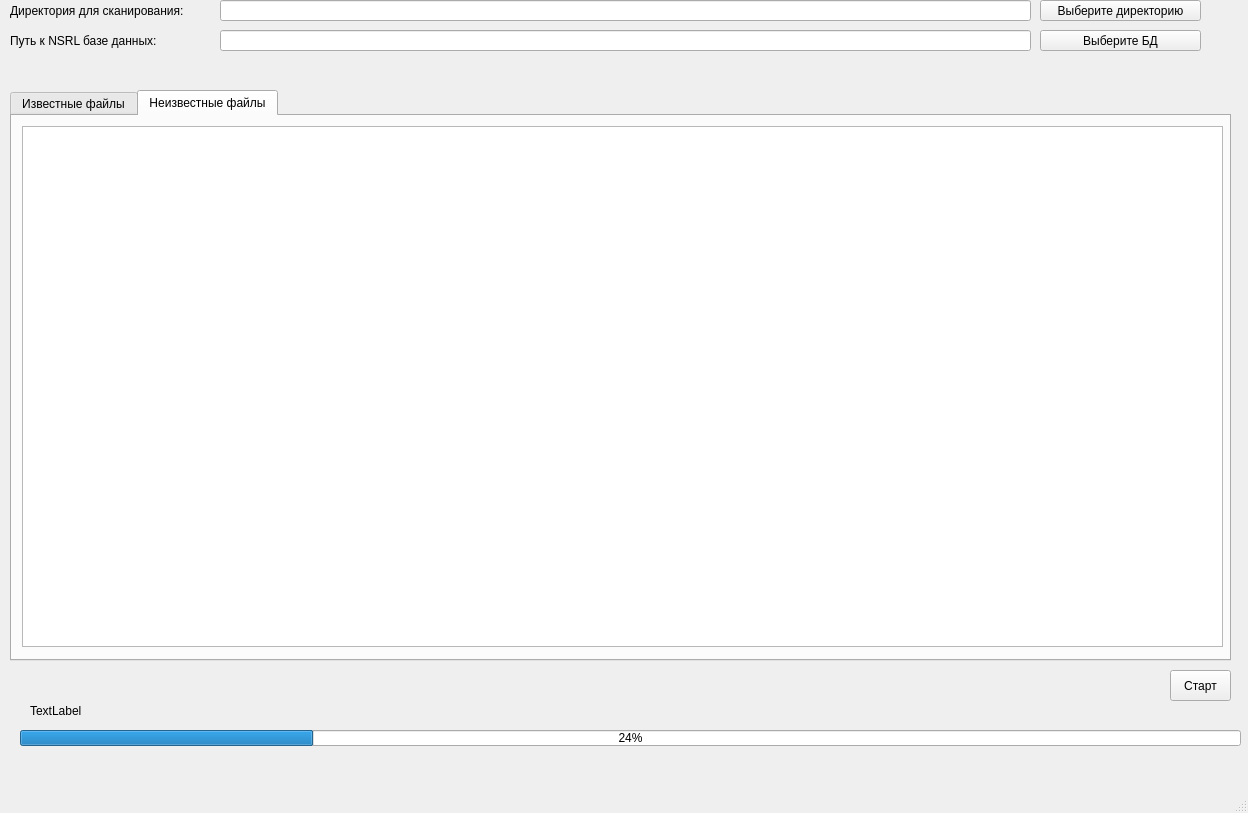
lzlaG/k-plusplus, file src/gui/mainwindow.ui: the form before one commit.
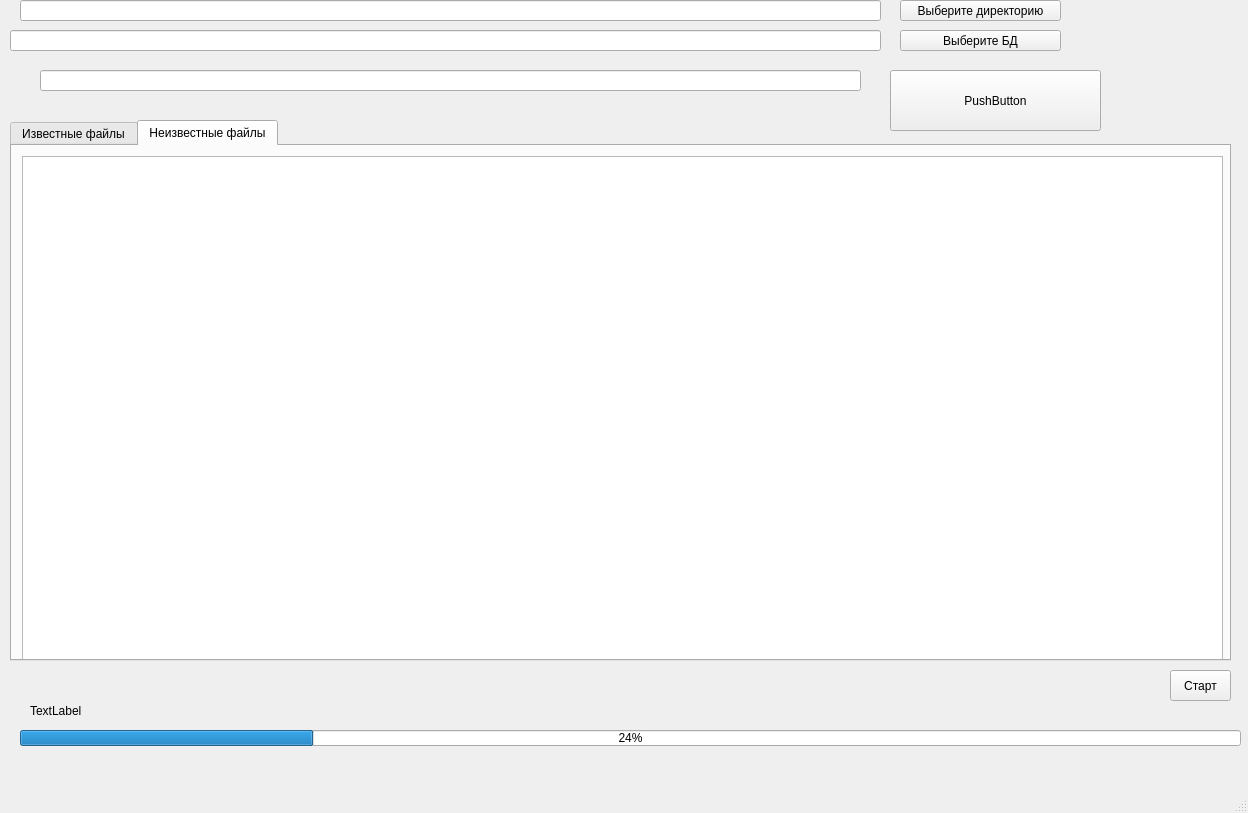
The form after the commit.

Commit message: alpha search

```diff
--- a/src/gui/mainwindow.ui
+++ b/src/gui/mainwindow.ui
@@ -18,9 +18,9 @@
     <property name="geometry">
      <rect>
       <x>10</x>
-      <y>90</y>
+      <y>120</y>
       <width>1221</width>
-      <height>571</height>
+      <height>541</height>
      </rect>
     </property>
     <property name="currentIndex">
@@ -57,38 +57,12 @@
      </widget>
     </widget>
    </widget>
-   <widget class="QLabel" name="ScanLabel">
-    <property name="geometry">
-     <rect>
-      <x>10</x>
-      <y>0</y>
-      <width>211</width>
-      <height>21</height>
-     </rect>
-    </property>
-    <property name="text">
-     <string>Директория для сканирования:</string>
-    </property>
-   </widget>
-   <widget class="QLabel" name="NsrlLabel">
-    <property name="geometry">
-     <rect>
-      <x>10</x>
-      <y>20</y>
-      <width>171</width>
-      <height>41</height>
-     </rect>
-    </property>
-    <property name="text">
-     <string>Путь к NSRL базе данных:</string>
-    </property>
-   </widget>
    <widget class="QLineEdit" name="ScanDirLine">
     <property name="geometry">
      <rect>
-      <x>220</x>
+      <x>20</x>
       <y>0</y>
-      <width>811</width>
+      <width>861</width>
       <height>21</height>
      </rect>
     </property>
@@ -96,7 +70,7 @@
    <widget class="QPushButton" name="SetupDirButton">
     <property name="geometry">
      <rect>
-      <x>1040</x>
+      <x>900</x>
       <y>0</y>
       <width>161</width>
       <height>21</height>
@@ -109,9 +83,9 @@
    <widget class="QLineEdit" name="NsrlFileLine">
     <property name="geometry">
      <rect>
-      <x>220</x>
+      <x>10</x>
       <y>30</y>
-      <width>811</width>
+      <width>871</width>
       <height>21</height>
      </rect>
     </property>
@@ -119,7 +93,7 @@
    <widget class="QPushButton" name="SetupNsrlButton">
     <property name="geometry">
      <rect>
-      <x>1040</x>
+      <x>900</x>
       <y>30</y>
       <width>161</width>
       <height>21</height>
@@ -168,6 +142,29 @@
      <string>TextLabel</string>
     </property>
    </widget>
+   <widget class="QLineEdit" name="searchLine">
+    <property name="geometry">
+     <rect>
+      <x>40</x>
+      <y>70</y>
+      <width>821</width>
+      <height>21</height>
+     </rect>
+    </property>
+   </widget>
+   <widget class="QPushButton" name="pushButton_2">
+    <property name="geometry">
+     <rect>
+      <x>890</x>
+      <y>70</y>
+      <width>211</width>
+      <height>61</height>
+     </rect>
+    </property>
+    <property name="text">
+     <string>PushButton</string>
+    </property>
+   </widget>
   </widget>
   <widget class="QMenuBar" name="menubar">
    <property name="geometry">
```
The commit also changes 3 other files.
